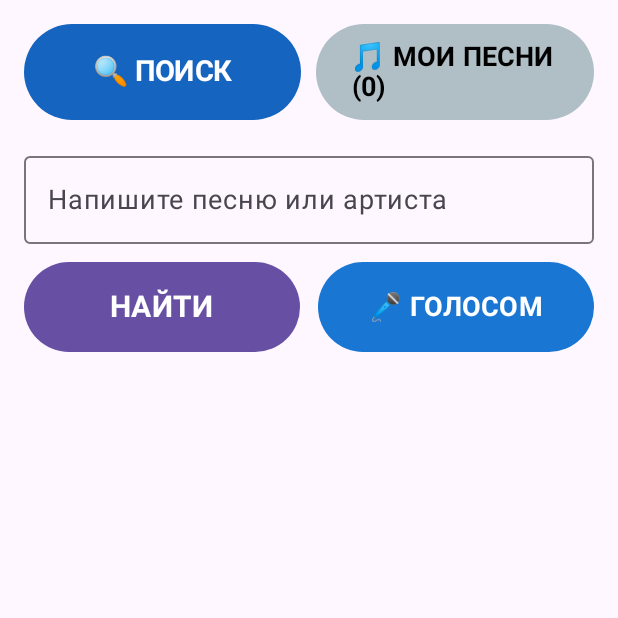
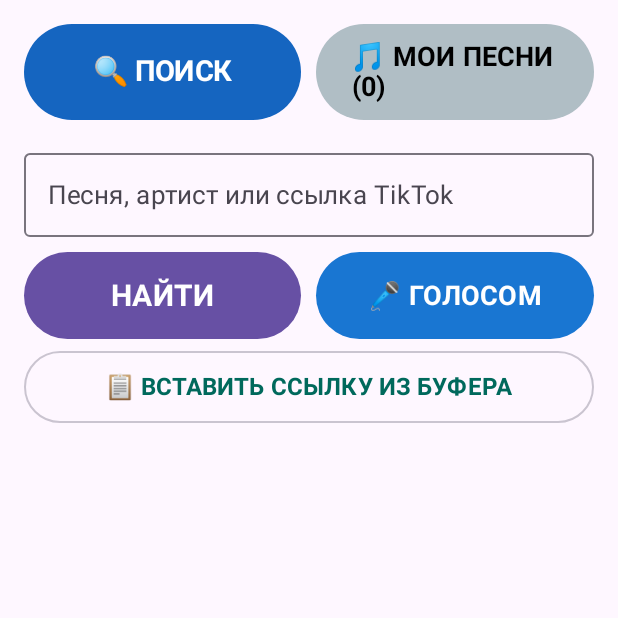
Before and after one commit to TarasBalakhchin/grandma-music-app, an Android app built with Jetpack Compose: the screen it shows after launch (MainActivity), after a tap on "НАЙТИ", on a phone screen of 412 x 824 dp, the top half of it. Run offline under Robolectric (Android 15) with nearby library versions, the phone set to English and light mode, and no system bars.

Commit message:
Update MainScreen.kt

```diff
--- a/app/src/main/java/com/grandman/music/MainScreen.kt
+++ b/app/src/main/java/com/grandman/music/MainScreen.kt
@@ -22,6 +22,7 @@ import androidx.compose.ui.Modifier
 import androidx.compose.ui.graphics.Color
 import androidx.compose.ui.graphics.graphicsLayer
 import androidx.compose.ui.input.pointer.pointerInput
+import androidx.compose.ui.platform.LocalClipboardManager
 import androidx.compose.ui.platform.LocalContext
 import androidx.compose.ui.platform.LocalDensity
 import androidx.compose.ui.text.font.FontWeight
@@ -41,8 +42,12 @@ private fun formatTime(ms: Int): String {
 }
 
 @Composable
-fun GrandmaMusicApp() {
+fun GrandmaMusicApp(
+    incomingUrl: String? = null,
+    onIncomingUrlHandled: () -> Unit = {}
+) {
     val context = LocalContext.current
+    val clipboardManager = LocalClipboardManager.current
     val scope = rememberCoroutineScope()
 
     var currentTab by remember { mutableIntStateOf(0) }
@@ -54,7 +59,6 @@ fun GrandmaMusicApp() {
 
     var localTracks by remember { mutableStateOf<List<LocalTrack>>(emptyList()) }
 
-    // Множество названий песен, которые уже есть в папке GranyMusic (чтобы не качать дважды)
     val existingTrackTitles = remember(localTracks) {
         localTracks.map { it.title.lowercase() }.toSet()
     }
@@ -70,12 +74,10 @@ fun GrandmaMusicApp() {
     var isUserDraggingSlider by remember { mutableStateOf(false) }
     var sliderDragValue by remember { mutableFloatStateOf(0f) }
 
-    // Состояния для перетаскивания песен в очереди
     var draggedItemIndex by remember { mutableIntStateOf(-1) }
     var dragOffsetY by remember { mutableFloatStateOf(0f) }
     val itemHeightPx = with(LocalDensity.current) { 130.dp.toPx() }
 
-    // Разрешение на чтение всех старых песен из папки GranyMusic
     val permissionLauncher = rememberLauncherForActivityResult(
         contract = ActivityResultContracts.RequestPermission()
     ) { _ ->
@@ -120,6 +122,43 @@ fun GrandmaMusicApp() {
         totalDurationMs = 0
     }
 
+    // Универсальный поиск: сам определяет, это ссылка TikTok или обычный запрос песни
+    fun performUniversalSearch(rawQuery: String) {
+        val trimmed = rawQuery.trim()
+        if (trimmed.isEmpty()) return
+
+        stopAllPlayback()
+        isLoading = true
+
+        scope.launch {
+            localTracks = MusicDownloader.getDownloadedTracks(context)
+
+            if (TikTokParser.isTikTokUrl(trimmed)) {
+                val tikTokTrack = TikTokParser.fetchAudioFromTikTok(trimmed)
+                if (tikTokTrack != null) {
+                    tracks = listOf(tikTokTrack)
+                } else {
+                    tracks = emptyList()
+                    Toast.makeText(context, "Не удалось получить звук из TikTok. Проверьте ссылку.", Toast.LENGTH_LONG).show()
+                }
+            } else {
+                tracks = MusicParser.searchTracks(trimmed)
+            }
+
+            isLoading = false
+        }
+    }
+
+    // Автоматически запускаем поиск, если ссылку передали из TikTok через «Поделиться» или буфер обмена
+    LaunchedEffect(incomingUrl) {
+        if (!incomingUrl.isNullOrBlank()) {
+            currentTab = 0
+            searchQuery = incomingUrl
+            performUniversalSearch(incomingUrl)
+            onIncomingUrlHandled()
+        }
+    }
+
     fun playLocalTrackAtIndex(index: Int) {
         if (index < 0 || index >= localTracks.size) {
             stopAllPlayback()
@@ -142,7 +181,6 @@ fun GrandmaMusicApp() {
                 stopAllPlayback()
             },
             onCompleted = {
-                // Идем строго по текущей очереди вниз
                 val activeIdx = localTracks.indexOfFirst { it.filePath == currentlyPlayingSource }
                 val nextIdx = if (activeIdx != -1) activeIdx + 1 else index + 1
                 if (nextIdx < localTracks.size) {
@@ -158,7 +196,6 @@ fun GrandmaMusicApp() {
         )
     }
 
-    // Функция перемещения песни в очереди
     fun moveTrackInQueue(fromIndex: Int, toIndex: Int) {
         if (fromIndex !in localTracks.indices || toIndex !in localTracks.indices || fromIndex == toIndex) return
         val mutable = localTracks.toMutableList()
@@ -167,7 +204,6 @@ fun GrandmaMusicApp() {
         localTracks = mutable
         MusicDownloader.saveTrackOrder(context, mutable)
 
-        // Обновляем индекс играющей песни, чтобы очередь не сбилась
         if (currentlyPlayingSource != null) {
             currentLocalIndex = localTracks.indexOfFirst { it.filePath == currentlyPlayingSource }
         }
@@ -176,7 +212,7 @@ fun GrandmaMusicApp() {
     Column(modifier = Modifier.fillMaxSize().padding(16.dp)) {
         // ВЕРХНИЕ ВКЛАДКИ
         Row(
-            modifier = Modifier.fillMaxWidth().padding(bottom = 16.dp),
+            modifier = Modifier.fillMaxWidth().padding(bottom = 14.dp),
             horizontalArrangement = Arrangement.spacedBy(10.dp)
         ) {
             Button(
@@ -208,20 +244,8 @@ fun GrandmaMusicApp() {
             }
         }
 
-        // ВКЛАДКА 0: ПОИСК В ИНТЕРНЕТЕ
+        // ВКЛАДКА 0: ПОИСК ПЕСЕН И ЗАГРУЗКА ИЗ TIKTOK
         if (currentTab == 0) {
-            fun performSearch(query: String) {
-                if (query.isNotBlank()) {
-                    stopAllPlayback()
-                    isLoading = true
-                    scope.launch {
-                        localTracks = MusicDownloader.getDownloadedTracks(context)
-                        tracks = MusicParser.searchTracks(query)
-                        isLoading = false
-                    }
-                }
-            }
-
             val voiceLauncher = rememberLauncherForActivityResult(
                 contract = ActivityResultContracts.StartActivityForResult()
             ) { result ->
@@ -229,7 +253,7 @@ fun GrandmaMusicApp() {
                     val spokenText = result.data?.getStringArrayListExtra(RecognizerIntent.EXTRA_RESULTS)?.firstOrNull()
                     if (!spokenText.isNullOrBlank()) {
                         searchQuery = spokenText
-                        performSearch(spokenText)
+                        performUniversalSearch(spokenText)
                     }
                 }
             }
@@ -237,16 +261,19 @@ fun GrandmaMusicApp() {
             OutlinedTextField(
                 value = searchQuery,
                 onValueChange = { searchQuery = it },
-                label = { Text("Напишите песню или артиста", fontSize = 18.sp) },
-                textStyle = LocalTextStyle.current.copy(fontSize = 22.sp),
+                label = { Text("Песня, артист или ссылка TikTok", fontSize = 17.sp) },
+                textStyle = LocalTextStyle.current.copy(fontSize = 20.sp),
                 modifier = Modifier.fillMaxWidth(),
                 singleLine = true
             )
 
-            Spacer(modifier = Modifier.height(12.dp))
+            Spacer(modifier = Modifier.height(10.dp))
 
-            Row(modifier = Modifier.fillMaxWidth(), horizontalArrangement = Arrangement.spacedBy(12.dp)) {
-                Button(onClick = { performSearch(searchQuery) }, modifier = Modifier.weight(1f).height(60.dp)) {
+            Row(modifier = Modifier.fillMaxWidth(), horizontalArrangement = Arrangement.spacedBy(10.dp)) {
+                Button(
+                    onClick = { performUniversalSearch(searchQuery) },
+                    modifier = Modifier.weight(1f).height(58.dp)
+                ) {
                     Text("НАЙТИ", fontSize = 20.sp, fontWeight = FontWeight.Bold)
                 }
 
@@ -260,20 +287,39 @@ fun GrandmaMusicApp() {
                         voiceLauncher.launch(intent)
                     },
                     colors = ButtonDefaults.buttonColors(containerColor = Color(0xFF1976D2)),
-                    modifier = Modifier.weight(1f).height(60.dp)
+                    modifier = Modifier.weight(1f).height(58.dp)
                 ) {
                     Text("🎤 ГОЛОСОМ", fontSize = 18.sp, fontWeight = FontWeight.Bold)
                 }
             }
 
-            Spacer(modifier = Modifier.height(16.dp))
+            Spacer(modifier = Modifier.height(8.dp))
+
+            // Кнопка быстрой вставки ссылки из буфера обмена (удобно для TikTok)
+            OutlinedButton(
+                onClick = {
+                    val clipText = clipboardManager.getText()?.text?.trim()
+                    if (!clipText.isNullOrBlank()) {
+                        val cleanUrl = TikTokParser.extractTikTokUrl(clipText) ?: clipText
+                        searchQuery = cleanUrl
+                        performUniversalSearch(cleanUrl)
+                    } else {
+                        Toast.makeText(context, "В буфере обмена пока пусто", Toast.LENGTH_SHORT).show()
+                    }
+                },
+                modifier = Modifier.fillMaxWidth().height(48.dp)
+            ) {
+                Text("📋 ВСТАВИТЬ ССЫЛКУ ИЗ БУФЕРА", fontSize = 16.sp, fontWeight = FontWeight.Bold, color = Color(0xFF00695C))
+            }
+
+            Spacer(modifier = Modifier.height(12.dp))
 
             if (isLoading) {
                 Box(modifier = Modifier.fillMaxSize(), contentAlignment = Alignment.Center) {
                     Column(horizontalAlignment = Alignment.CenterHorizontally) {
                         CircularProgressIndicator(modifier = Modifier.size(64.dp))
                         Spacer(modifier = Modifier.height(16.dp))
-                        Text("Ищем песни, подождите...", fontSize = 22.sp)
+                        Text("Загружаем, подождите...", fontSize = 22.sp)
                     }
                 }
             } else {
@@ -322,7 +368,7 @@ fun GrandmaMusicApp() {
                                                 onError = {
                                                     isBufferingSource = null
                                                     currentlyPlayingSource = null
-                                                    Toast.makeText(context, "Не удалось включить песню", Toast.LENGTH_SHORT).show()
+                                                    Toast.makeText(context, "Не удалось включить звук", Toast.LENGTH_SHORT).show()
                                                 }
                                             )
                                         }
@@ -359,11 +405,10 @@ fun GrandmaMusicApp() {
                                             val success = MusicDownloader.downloadMp3Direct(context, track)
                                             downloadingUrls.remove(track.downloadUrl)
                                             if (success) {
-                                                // Сразу обновляем список из папки GranyMusic
                                                 localTracks = MusicDownloader.getDownloadedTracks(context)
-                                                Toast.makeText(context, "Песня сохранена в «Мои песни»!", Toast.LENGTH_LONG).show()
+                                                Toast.makeText(context, "Сохранено в «Мои песни»!", Toast.LENGTH_LONG).show()
                                             } else {
-                                                Toast.makeText(context, "Не удалось скачать этот файл, попробуйте другой вариант ниже.", Toast.LENGTH_LONG).show()
+                                                Toast.makeText(context, "Не удалось скачать этот файл.", Toast.LENGTH_LONG).show()
                                             }
                                         }
                                     },
@@ -400,7 +445,6 @@ fun GrandmaMusicApp() {
                 }
             } else {
                 Column(modifier = Modifier.fillMaxSize()) {
-                    // Кнопка «СЛУЧАЙНО» (перемешивает очередь и запускает с первой песни)
                     Button(
                         onClick = {
                             val shuffled = localTracks.shuffled()
@@ -424,7 +468,6 @@ fun GrandmaMusicApp() {
                         modifier = Modifier.padding(vertical = 8.dp)
                     )
 
-                    // Список песен с перетаскиванием
                     LazyColumn(
                         verticalArrangement = Arrangement.spacedBy(12.dp),
                         modifier = Modifier.weight(1f).fillMaxWidth()
@@ -447,12 +490,10 @@ fun GrandmaMusicApp() {
                                     }
                             ) {
                                 Column(modifier = Modifier.padding(14.dp)) {
-                                    // Верхний ряд: ручка перетаскивания ☰ + номер в очереди + название + стрелки ⬆⬇
                                     Row(
                                         verticalAlignment = Alignment.CenterVertically,
                                         modifier = Modifier.fillMaxWidth()
                                     ) {
-                                        // Ручка для перетаскивания пальцем
                                         Box(
                                             contentAlignment = Alignment.Center,
                                             modifier = Modifier
@@ -502,7 +543,6 @@ fun GrandmaMusicApp() {
                                                 .padding(horizontal = 8.dp)
                                         )
 
-                                        // Кнопки точного сдвига вверх/вниз в очереди
                                         Column {
                                             OutlinedButton(
                                                 onClick = { moveTrackInQueue(index, index - 1) },
@@ -526,7 +566,6 @@ fun GrandmaMusicApp() {
 
                                     Spacer(modifier = Modifier.height(10.dp))
 
-                                    // Нижний ряд карточки: Включить/Пауза и Удалить
                                     Row(modifier = Modifier.fillMaxWidth(), horizontalArrangement = Arrangement.spacedBy(10.dp)) {
                                         Button(
                                             onClick = {
@@ -580,7 +619,6 @@ fun GrandmaMusicApp() {
                         }
                     }
 
-                    // НИЖНЯЯ ПАНЕЛЬ ПЛЕЕРА С ПЕРЕМОТКОЙ
                     if (currentLocalIndex in localTracks.indices && currentlyPlayingSource != null) {
                         val activeTrack = localTracks[currentLocalIndex]
                         Spacer(modifier = Modifier.height(10.dp))
```
